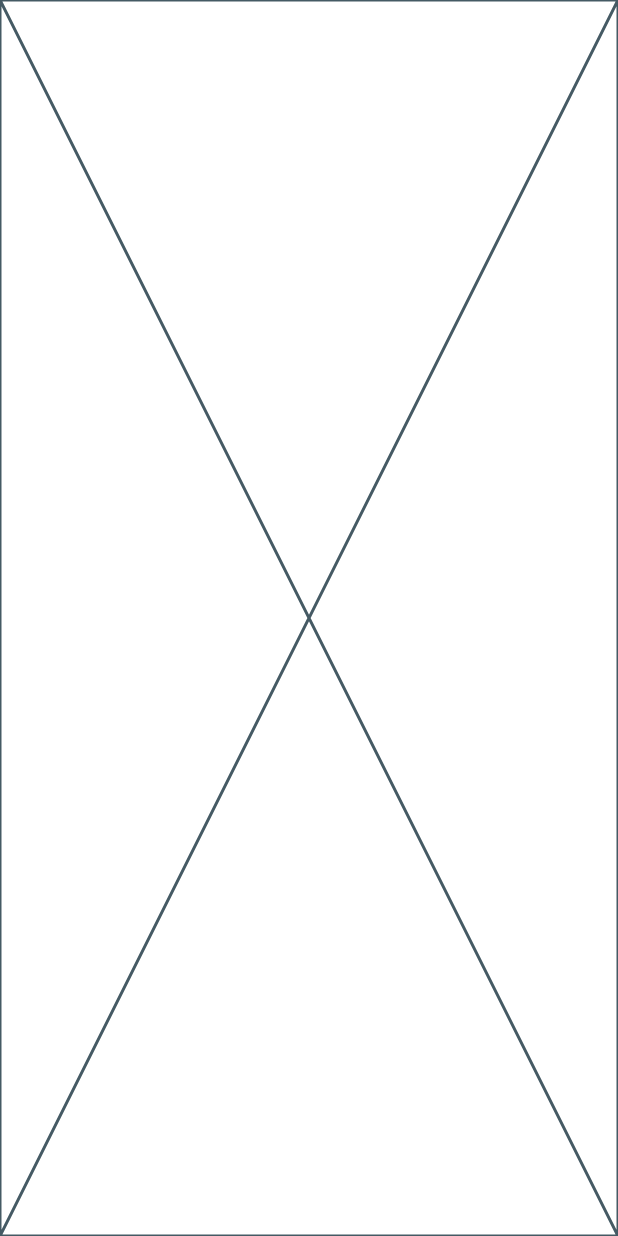
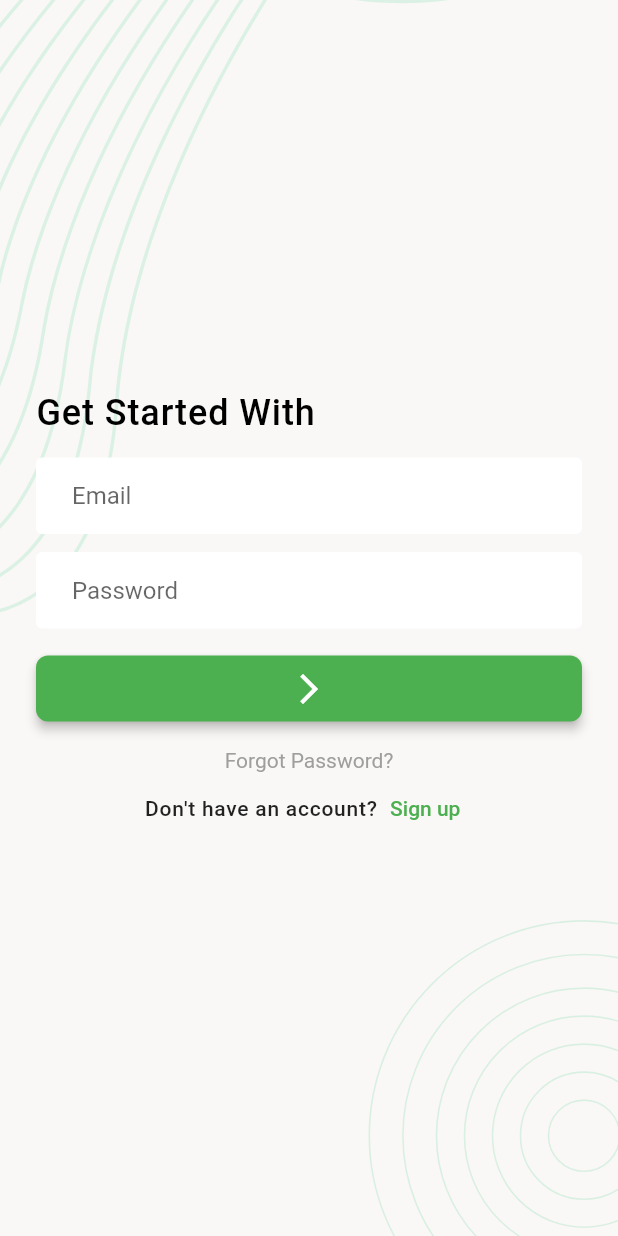
Before and after one commit to RafatMeraz/ostad-flutter-batch-three, a Flutter app: the screen it shows after launch, on a phone screen of 412 x 824 dp. Run offline on Flutter 3.47's test engine with Material 2 defaults, Android fonts, the light colour scheme and no system bars; our stand-ins replace flutter_svg.

Commit message:
login screen ui design has been added

```diff
--- a/intro_widget/lib/app.dart
+++ b/intro_widget/lib/app.dart
@@ -9,10 +9,56 @@ class TaskManagerApp extends StatelessWidget {
     return MaterialApp(
       title: 'Task Manager',
       theme: ThemeData(
-          brightness: Brightness.light
+        brightness: Brightness.light,
+        primarySwatch: Colors.green,
+        inputDecorationTheme: const InputDecorationTheme(
+          filled: true,
+          fillColor: Colors.white,
+          contentPadding: EdgeInsets.symmetric(horizontal: 24, vertical: 16),
+          border: OutlineInputBorder(borderSide: BorderSide.none),
+        ),
+        textTheme: const TextTheme(
+          titleLarge: TextStyle(
+              fontSize: 24,
+              color: Colors.black,
+              fontWeight: FontWeight.w500,
+              letterSpacing: 0.6),
+        ),
+        elevatedButtonTheme: ElevatedButtonThemeData(
+          style: ElevatedButton.styleFrom(
+            padding: const EdgeInsets.symmetric(vertical: 10),
+            elevation: 3,
+            shape: RoundedRectangleBorder(
+              borderRadius: BorderRadius.circular(8),
+            ),
+          ),
+        ),
       ),
       darkTheme: ThemeData(
-          brightness: Brightness.dark
+        brightness: Brightness.dark,
+        primarySwatch: Colors.deepOrange,
+        inputDecorationTheme: const InputDecorationTheme(
+          filled: true,
+          fillColor: Colors.white,
+          contentPadding: EdgeInsets.symmetric(horizontal: 24, vertical: 16),
+          border: OutlineInputBorder(borderSide: BorderSide.none),
+        ),
+        textTheme: const TextTheme(
+          titleLarge: TextStyle(
+              fontSize: 24,
+              color: Colors.black,
+              fontWeight: FontWeight.w500,
+              letterSpacing: 0.6),
+        ),
+        elevatedButtonTheme: ElevatedButtonThemeData(
+          style: ElevatedButton.styleFrom(
+            padding: const EdgeInsets.symmetric(vertical: 10),
+            elevation: 3,
+            shape: RoundedRectangleBorder(
+              borderRadius: BorderRadius.circular(8),
+            ),
+          ),
+        ),
       ),
       themeMode: ThemeMode.light,
       home: const SplashScreen(),
--- a/intro_widget/lib/ui/screens/login_screen.dart
+++ b/intro_widget/lib/ui/screens/login_screen.dart
@@ -1,10 +1,74 @@
 import 'package:flutter/material.dart';
+import 'package:intro_widget/ui/widgets/screen_background.dart';
 
 class LoginScreen extends StatelessWidget {
   const LoginScreen({Key? key}) : super(key: key);
 
   @override
   Widget build(BuildContext context) {
-    return const Placeholder();
+    return Scaffold(
+        body: ScreenBackground(
+          child: Padding(
+            padding: const EdgeInsets.all(24.0),
+            child: Column(
+              mainAxisAlignment: MainAxisAlignment.center,
+              crossAxisAlignment: CrossAxisAlignment.start,
+              children: [
+                Text(
+                  'Get Started With',
+                  style: Theme.of(context).textTheme.titleLarge,
+                ),
+                const SizedBox(
+                  height: 16,
+                ),
+                const TextField(
+                  decoration: InputDecoration(
+                    hintText: 'Email',
+                  ),
+                ),
+                const SizedBox(
+                  height: 12,
+                ),
+                const TextField(
+                  obscureText: true,
+                  decoration: InputDecoration(
+                    hintText: 'Password',
+                  ),
+                ),
+                const SizedBox(
+                  height: 16,
+                ),
+                SizedBox(
+                  width: double.infinity,
+                  child: ElevatedButton(
+                      onPressed: () {}, child: const Icon(Icons.arrow_forward_ios)),
+                ),
+                const SizedBox(
+                  height: 16,
+                ),
+                Center(
+                  child: InkWell(
+                    onTap: () {},
+                    child: const Text(
+                      'Forgot Password?',
+                      style: TextStyle(color: Colors.grey),
+                    ),
+                  ),
+                ),
+                Row(
+                  mainAxisAlignment: MainAxisAlignment.center,
+                  children: [
+                    const Text(
+                      "Don't have an account?",
+                      style: TextStyle(
+                          fontWeight: FontWeight.w500, letterSpacing: 0.5),
+                    ),
+                    TextButton(onPressed: () {}, child: const Text('Sign up')),
+                  ],
+                )
+              ],
+            ),
+      ),
+    ));
   }
 }
--- a/intro_widget/lib/ui/screens/splash_screen.dart
+++ b/intro_widget/lib/ui/screens/splash_screen.dart
@@ -2,6 +2,7 @@ import 'package:flutter/material.dart';
 import 'package:flutter_svg/flutter_svg.dart';
 import 'package:intro_widget/ui/screens/login_screen.dart';
 import 'package:intro_widget/ui/utils/assets_utils.dart';
+import 'package:intro_widget/ui/widgets/screen_background.dart';
 
 class SplashScreen extends StatefulWidget {
   const SplashScreen({Key? key}) : super(key: key);
@@ -37,24 +38,14 @@ class _SplashScreenState extends State<SplashScreen> {
   @override
   Widget build(BuildContext context) {
     return Scaffold(
-      body: Stack(
-        children: [
-          SizedBox(
-            width: double.infinity,
-            height: double.infinity,
-            child: SvgPicture.asset(
-              AssetsUtils.backgroundSVG,
-              fit: BoxFit.fitHeight,
-            ),
+      body: ScreenBackground(
+        child: Center(
+          child: SvgPicture.asset(
+            AssetsUtils.logoSVG,
+            width: 90,
+            fit: BoxFit.scaleDown,
           ),
-          Center(
-            child: SvgPicture.asset(
-              AssetsUtils.logoSVG,
-              width: 90,
-              fit: BoxFit.scaleDown,
-            ),
-          )
-        ],
+        ),
       ),
     );
   }
--- /dev/null
+++ b/intro_widget/lib/ui/widgets/screen_background.dart
@@ -0,0 +1,26 @@
+import 'package:flutter/material.dart';
+import 'package:flutter_svg/flutter_svg.dart';
+import 'package:intro_widget/ui/utils/assets_utils.dart';
+
+class ScreenBackground extends StatelessWidget {
+  final Widget child;
+
+  const ScreenBackground({Key? key, required this.child}) : super(key: key);
+
+  @override
+  Widget build(BuildContext context) {
+    return Stack(
+      children: [
+        SizedBox(
+          width: double.infinity,
+          height: double.infinity,
+          child: SvgPicture.asset(
+            AssetsUtils.backgroundSVG,
+            fit: BoxFit.cover,
+          ),
+        ),
+        SafeArea(child: child)
+      ],
+    );
+  }
+}
```
Also changed, not shown: 1 other file.
